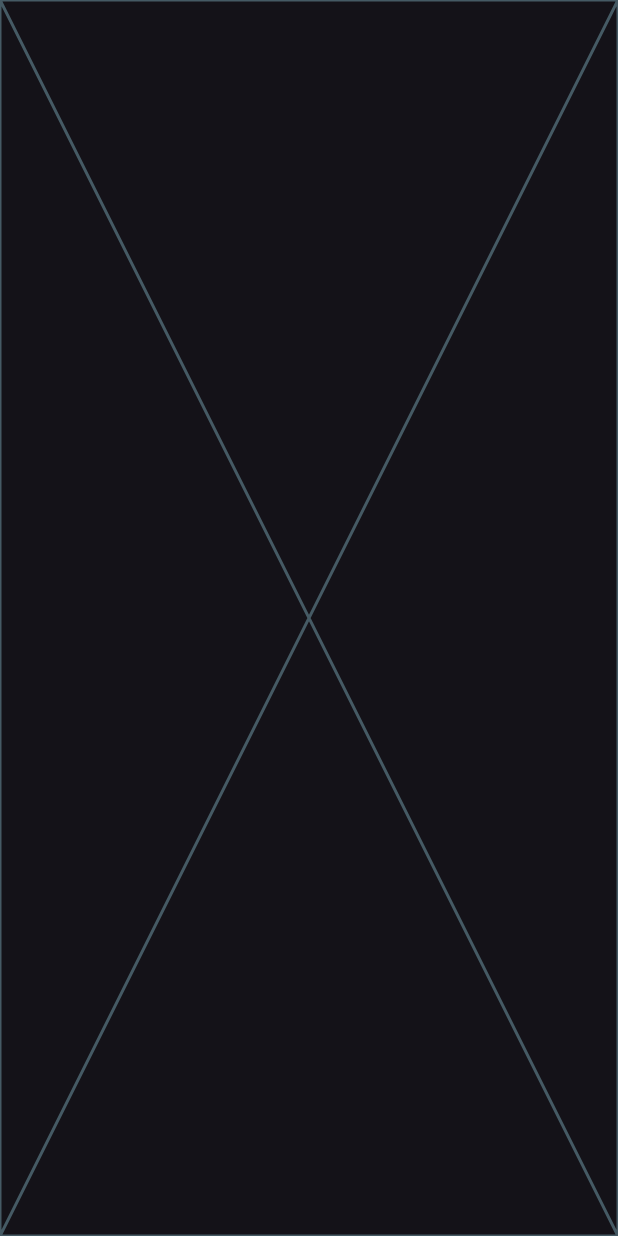
After one commit to mahabdo571/notes_app, a Flutter app: the screen it shows after launch, after a tap on "flutter ddde", on a phone screen of 412 x 824 dp. The commit adds this screen. Run offline on Flutter 3.47's test engine with Material 3 defaults, Android fonts, the phone set to English and light mode, and no system bars; our stand-ins replace font_awesome_flutter.

Commit message:
Implement EditNoteView and EditNoteViewBody; update NoteItem to navigate to EditNoteView

```diff
--- /dev/null
+++ b/lib/views/edit_note_view.dart
@@ -0,0 +1,13 @@
+import 'package:flutter/material.dart';
+import 'package:notes_app/widgets/edit_note_view_body.dart';
+
+class EditNoteView extends StatelessWidget {
+  const EditNoteView({super.key});
+
+  @override
+  Widget build(BuildContext context) {
+    return Scaffold(
+      body: EditNoteViewBody(),
+    );
+  }
+}
--- /dev/null
+++ b/lib/widgets/edit_note_view_body.dart
@@ -0,0 +1,10 @@
+import 'package:flutter/material.dart';
+
+class EditNoteViewBody extends StatelessWidget {
+  const EditNoteViewBody({super.key});
+
+  @override
+  Widget build(BuildContext context) {
+    return const Placeholder();
+  }
+}
--- a/lib/widgets/note_item.dart
+++ b/lib/widgets/note_item.dart
@@ -1,12 +1,24 @@
 import 'package:flutter/material.dart';
 import 'package:font_awesome_flutter/font_awesome_flutter.dart';
+import 'package:notes_app/views/edit_note_view.dart';
 
 class NoteItem extends StatelessWidget {
   const NoteItem({super.key});
 
   @override
   Widget build(BuildContext context) {
-    return Container(
+    return GestureDetector(
+      onTap: () {
+        Navigator.push(
+          context,
+          MaterialPageRoute(
+            builder: (ctx) {
+              return EditNoteView();
+            },
+          ),
+        );
+      },
+      child: Container(
         padding: const EdgeInsets.only(top: 24, bottom: 24, left: 16),
         decoration: BoxDecoration(
           color: const Color(0xffffcc80),
@@ -32,7 +44,11 @@ class NoteItem extends StatelessWidget {
               ),
               trailing: IconButton(
                 onPressed: () {},
-              icon: Icon(FontAwesomeIcons.trash, color: Colors.black, size: 24),
+                icon: Icon(
+                  FontAwesomeIcons.trash,
+                  color: Colors.black,
+                  size: 24,
+                ),
               ),
             ),
             Padding(
@@ -47,6 +63,7 @@ class NoteItem extends StatelessWidget {
             ),
           ],
         ),
+      ),
     );
   }
 }
```
Lines whose indentation alone changed are shown as unchanged.
